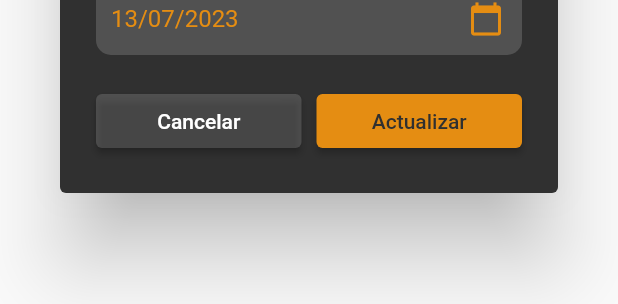
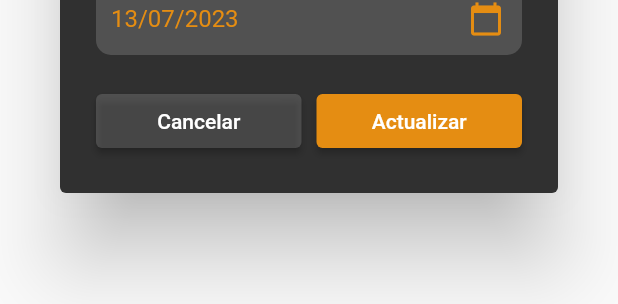
Before and after one commit to yfoglia/app-notifications, a Flutter app: the ModalUpdateWidget widget shown alone on an empty page, opened directly with empty values, on a phone screen of 412 x 824 dp. Shown: the part 632-936 px from the top of the screen. Run offline on Flutter 3.47's test engine with Material 2 defaults, Android fonts, the phone set to English and light mode, and no system bars; our stand-ins replace cloud_firestore, curved_navigation_bar, firebase_core, flutter_local_notifications, fluttertoast; accounts and stored records are empty.

Commit message:
fix in update

```diff
--- a/lib/pages/product/update_product.dart
+++ b/lib/pages/product/update_product.dart
@@ -1,5 +1,3 @@
-// ignore_for_file: library_private_types_in_public_api
-
 import 'package:flutter/material.dart';
 import 'package:flutter_notifications/colors/color_extensions.dart';
 import 'package:fluttertoast/fluttertoast.dart';
@@ -14,14 +12,14 @@ class ModalUpdateWidget extends StatefulWidget {
   final Function onClose;
 
   const ModalUpdateWidget({
-    super.key,
+    Key? key,
     required this.firebaseId,
     required this.initialName,
     required this.initialCode,
     required this.initialDate,
     required this.onUpdate,
     required this.onClose,
-  });
+  }) : super(key: key);
 
   @override
   _ModalUpdateWidgetState createState() => _ModalUpdateWidgetState();
@@ -40,15 +38,17 @@ class _ModalUpdateWidgetState extends State<ModalUpdateWidget> {
     super.initState();
     nameController.text = widget.initialName;
     codeController.text = widget.initialCode;
-    dateController.text = DateFormat('dd/MM/yyyy').format(widget.initialDate);
+    dateController.text =
+        DateFormat('dd/MM/yyyy').format(widget.initialDate);
     selectedDate = widget.initialDate;
   }
 
   Future<void> _selectDate(BuildContext context) async {
     final DateTime? pickedDate = await showDatePicker(
       context: context,
-      initialDate:
-          DateTime.now().isBefore(firstDate) ? firstDate : DateTime.now(),
+      initialDate: DateTime.now().isBefore(firstDate)
+          ? firstDate
+          : DateTime.now(),
       firstDate: firstDate,
       lastDate: DateTime(2100),
       builder: (BuildContext context, Widget? child) {
@@ -74,6 +74,8 @@ class _ModalUpdateWidgetState extends State<ModalUpdateWidget> {
     setState(() {
       _isUpdating = true;
     });
+
+    try {
       await widget.onUpdate(
         widget.firebaseId,
         nameController.text,
@@ -81,9 +83,7 @@ class _ModalUpdateWidgetState extends State<ModalUpdateWidget> {
         selectedDate!,
         context,
       );
-    setState(() {
-      _isUpdating = false;
-    });
+
       Fluttertoast.showToast(
         msg: '¡Elemento actualizado correctamente!',
         toastLength: Toast.LENGTH_SHORT,
@@ -91,7 +91,21 @@ class _ModalUpdateWidgetState extends State<ModalUpdateWidget> {
         backgroundColor: Colors.grey[700],
         textColor: Colors.white,
       );
+
       widget.onClose();
+    } catch (error) {
+      Fluttertoast.showToast(
+        msg: 'Error al actualizar el elemento',
+        toastLength: Toast.LENGTH_LONG,
+        gravity: ToastGravity.BOTTOM,
+        backgroundColor: Colors.red,
+        textColor: Colors.white,
+      );
+    } finally {
+      setState(() {
+        _isUpdating = false;
+      });
+    }
   }
 
   @override
@@ -188,15 +202,23 @@ class _ModalUpdateWidgetState extends State<ModalUpdateWidget> {
                               _updateProductEvent(context);
                             },
                       style: ElevatedButton.styleFrom(
-                        backgroundColor: ColorExtensions.orangeMenu,
+                        backgroundColor: _isUpdating
+                            ? Colors.black
+                            : ColorExtensions.orangeMenu,
                       ),
-                      child: Text(
-                        'Actualizar',
-                        style: TextStyle(color: ColorExtensions.dark),
-                      ),
+                      child: const Text('Actualizar'),
                     ),
                   ),
                 ],
+              ),
+              if (_isUpdating)
+                Padding(
+                  padding: const EdgeInsets.all(16.0),
+                  child: LinearProgressIndicator(
+                    valueColor: AlwaysStoppedAnimation<Color>(
+                        ColorExtensions.orangeMenu),
+                    backgroundColor: Colors.grey[300],
+                  ),
                 ),
             ],
           ),
```
Lines whose indentation alone changed are shown as unchanged.
